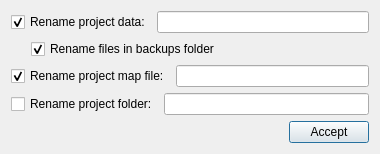
Above: ui/general/qgisred_renameproject_dialog.ui from qgisred/QGISRed before the change. Below: the same form after it.
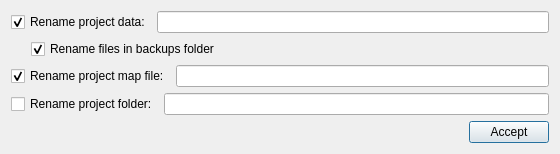
That is the form after the change. Icons and pictures are not drawn.

Commit message: [UI] Widen and align the text boxes of the rename and clone project dialogs

```diff
--- a/ui/general/qgisred_renameproject_dialog.ui
+++ b/ui/general/qgisred_renameproject_dialog.ui
@@ -6,7 +6,7 @@
    <rect>
     <x>0</x>
     <y>0</y>
-    <width>380</width>
+    <width>560</width>
     <height>150</height>
    </rect>
   </property>
@@ -34,6 +34,12 @@
        </item>
        <item>
         <widget class="QLineEdit" name="tbNetworkName">
+         <property name="minimumSize">
+          <size>
+           <width>300</width>
+           <height>0</height>
+          </size>
+         </property>
          <property name="text">
           <string/>
          </property>
@@ -112,6 +118,12 @@
         </item>
         <item>
          <widget class="QLineEdit" name="tbQGISName">
+         <property name="minimumSize">
+          <size>
+           <width>300</width>
+           <height>0</height>
+          </size>
+         </property>
           <property name="text">
            <string/>
           </property>
@@ -147,6 +159,12 @@
         </item>
         <item>
          <widget class="QLineEdit" name="tbFolderName">
+         <property name="minimumSize">
+          <size>
+           <width>300</width>
+           <height>0</height>
+          </size>
+         </property>
           <property name="text">
            <string/>
           </property>
```
The commit also changes 4 other files.
